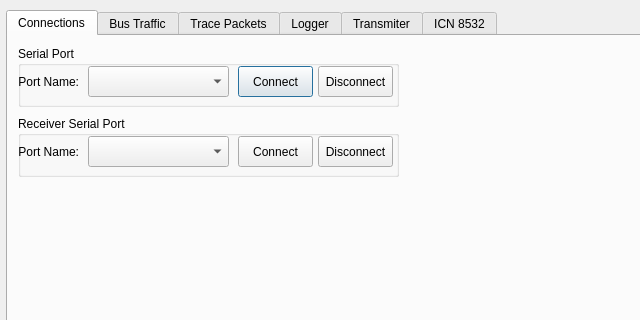
sanatnegar/Open-Can-Utility, file GUI/Dialog.ui: the form before one commit; both pictures show x 0 to 640 and y 0 to 320 of the 1233 by 678 pixel window.
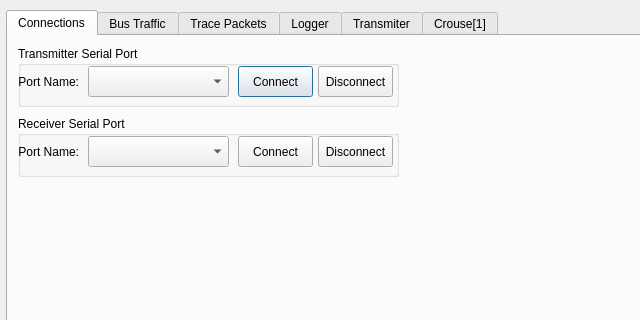
The form after the commit. The open tabs and pages were chosen to show the change.

```diff
--- a/GUI/Dialog.ui
+++ b/GUI/Dialog.ui
@@ -45,7 +45,7 @@
       </rect>
      </property>
      <property name="title">
-      <string>Serial Port</string>
+      <string>Transmitter Serial Port</string>
      </property>
      <widget class="QComboBox" name="cmbTxPortNames">
       <property name="geometry">
@@ -9340,7 +9340,7 @@
    </widget>
    <widget class="QWidget" name="tab_icn8532">
     <attribute name="title">
-     <string>ICN 8532</string>
+     <string>Crouse[1]</string>
     </attribute>
     <widget class="QGroupBox" name="groupBox">
      <property name="geometry">
```
